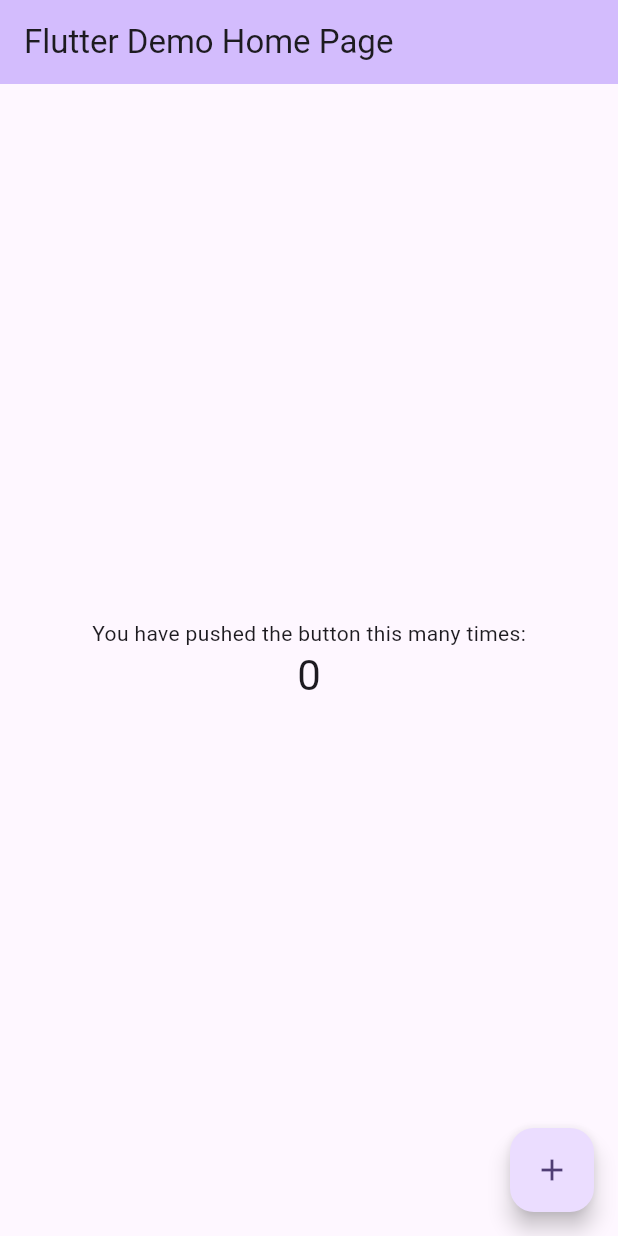
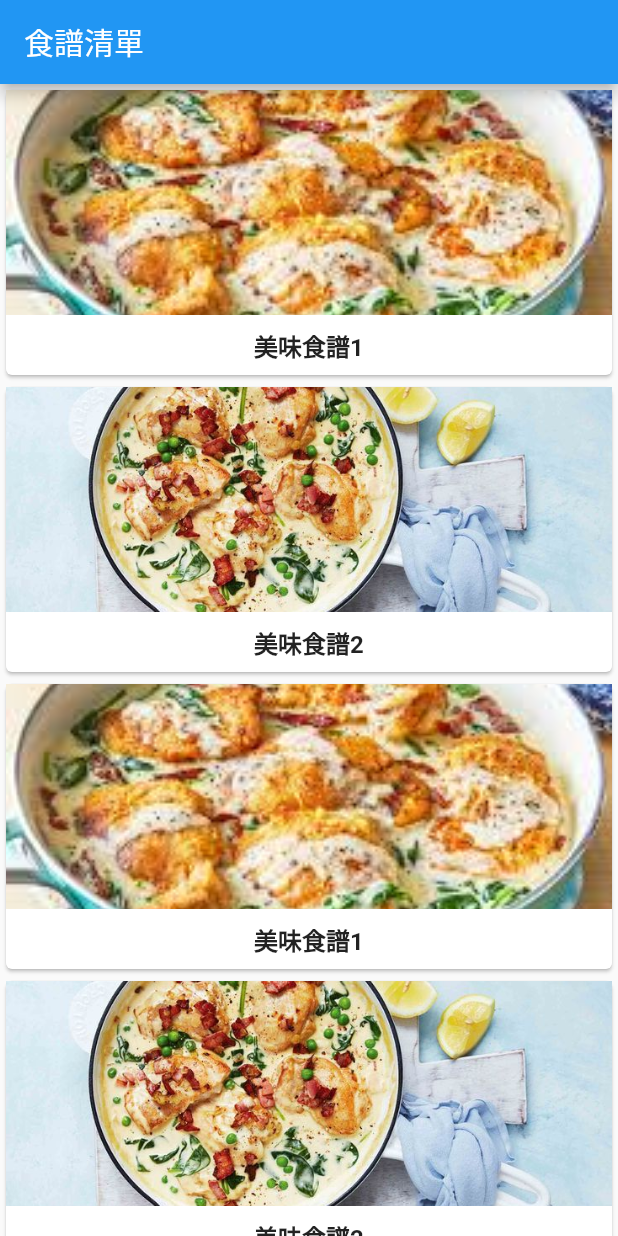
Before and after one commit to hsinyi-lin/fruit_detection_app, a Flutter app: the screen it shows after launch, on a phone screen of 412 x 824 dp. Run offline on Flutter 3.47's test engine with Material 2 defaults, Android fonts, the phone set to English and light mode, and no system bars.

Commit message:
feat: add recipe page

```diff
--- a/lib/main.dart
+++ b/lib/main.dart
@@ -1,4 +1,5 @@
 import 'package:flutter/material.dart';
+import 'screens/recipe.dart';
 
 void main() {
   runApp(const MyApp());
@@ -7,119 +8,10 @@ void main() {
 class MyApp extends StatelessWidget {
   const MyApp({super.key});
 
-  // This widget is the root of your application.
   @override
   Widget build(BuildContext context) {
-    return MaterialApp(
-      title: 'Flutter Demo',
-      theme: ThemeData(
-        // This is the theme of your application.
-        //
-        // TRY THIS: Try running your application with "flutter run". You'll see
-        // the application has a blue toolbar. Then, without quitting the app,
-        // try changing the seedColor in the colorScheme below to Colors.green
-        // and then invoke "hot reload" (save your changes or press the "hot
-        // reload" button in a Flutter-supported IDE, or press "r" if you used
-        // the command line to start the app).
-        //
-        // Notice that the counter didn't reset back to zero; the application
-        // state is not lost during the reload. To reset the state, use hot
-        // restart instead.
-        //
-        // This works for code too, not just values: Most code changes can be
-        // tested with just a hot reload.
-        colorScheme: ColorScheme.fromSeed(seedColor: Colors.deepPurple),
-        useMaterial3: true,
-      ),
-      home: const MyHomePage(title: 'Flutter Demo Home Page'),
+    return const MaterialApp(
+      home: Recipe(),
     );
   }
 }
-
-class MyHomePage extends StatefulWidget {
-  const MyHomePage({super.key, required this.title});
-
-  // This widget is the home page of your application. It is stateful, meaning
-  // that it has a State object (defined below) that contains fields that affect
-  // how it looks.
-
-  // This class is the configuration for the state. It holds the values (in this
-  // case the title) provided by the parent (in this case the App widget) and
-  // used by the build method of the State. Fields in a Widget subclass are
-  // always marked "final".
-
-  final String title;
-
-  @override
-  State<MyHomePage> createState() => _MyHomePageState();
-}
-
-class _MyHomePageState extends State<MyHomePage> {
-  int _counter = 0;
-
-  void _incrementCounter() {
-    setState(() {
-      // This call to setState tells the Flutter framework that something has
-      // changed in this State, which causes it to rerun the build method below
-      // so that the display can reflect the updated values. If we changed
-      // _counter without calling setState(), then the build method would not be
-      // called again, and so nothing would appear to happen.
-      _counter++;
-    });
-  }
-
-  @override
-  Widget build(BuildContext context) {
-    // This method is rerun every time setState is called, for instance as done
-    // by the _incrementCounter method above.
-    //
-    // The Flutter framework has been optimized to make rerunning build methods
-    // fast, so that you can just rebuild anything that needs updating rather
-    // than having to individually change instances of widgets.
-    return Scaffold(
-      appBar: AppBar(
-        // TRY THIS: Try changing the color here to a specific color (to
-        // Colors.amber, perhaps?) and trigger a hot reload to see the AppBar
-        // change color while the other colors stay the same.
-        backgroundColor: Theme.of(context).colorScheme.inversePrimary,
-        // Here we take the value from the MyHomePage object that was created by
-        // the App.build method, and use it to set our appbar title.
-        title: Text(widget.title),
-      ),
-      body: Center(
-        // Center is a layout widget. It takes a single child and positions it
-        // in the middle of the parent.
-        child: Column(
-          // Column is also a layout widget. It takes a list of children and
-          // arranges them vertically. By default, it sizes itself to fit its
-          // children horizontally, and tries to be as tall as its parent.
-          //
-          // Column has various properties to control how it sizes itself and
-          // how it positions its children. Here we use mainAxisAlignment to
-          // center the children vertically; the main axis here is the vertical
-          // axis because Columns are vertical (the cross axis would be
-          // horizontal).
-          //
-          // TRY THIS: Invoke "debug painting" (choose the "Toggle Debug Paint"
-          // action in the IDE, or press "p" in the console), to see the
-          // wireframe for each widget.
-          mainAxisAlignment: MainAxisAlignment.center,
-          children: <Widget>[
-            const Text(
-              'You have pushed the button this many times:',
-            ),
-            Text(
-              '$_counter',
-              style: Theme.of(context).textTheme.headlineMedium,
-            ),
-          ],
-        ),
-      ),
-      floatingActionButton: FloatingActionButton(
-        onPressed: _incrementCounter,
-        tooltip: 'Increment',
-        child: const Icon(Icons.add),
-      ), // This trailing comma makes auto-formatting nicer for build methods.
-    );
-  }
-}
--- /dev/null
+++ b/lib/screens/recipe.dart
@@ -0,0 +1,81 @@
+import 'package:flutter/material.dart';
+
+class Recipe extends StatefulWidget {
+  const Recipe({Key? key}) : super(key: key);
+
+  @override
+  _RecipeState createState() => _RecipeState();
+}
+
+class _RecipeState extends State<Recipe> {
+  @override
+  Widget build(BuildContext context) {
+    return Scaffold(
+      appBar: AppBar(
+        title: Text('食譜清單'),
+      ),
+      body: RecipeList(),
+    );
+  }
+}
+
+class RecipeList extends StatelessWidget {
+  final List<String> recipeImages = [
+    'assets/images/recipe1.jpg',
+    'assets/images/recipe2.jpg',
+    'assets/images/recipe1.jpg',
+    'assets/images/recipe2.jpg',
+    // Add more image paths as needed
+  ];
+
+  final List<String> recipeNames = [
+    '美味食譜1',
+    '美味食譜2',
+    '美味食譜1',
+    '美味食譜2',
+    // Add more recipe names as needed
+  ];
+
+  @override
+  Widget build(BuildContext context) {
+    return ListView.builder(
+      itemCount: recipeImages.length,
+      itemBuilder: (context, index) {
+        return RecipeCard(
+          imagePath: recipeImages[index],
+          recipeName: recipeNames[index],
+        );
+      },
+    );
+  }
+}
+
+class RecipeCard extends StatelessWidget {
+  final String imagePath;
+  final String recipeName;
+
+  RecipeCard({required this.imagePath, required this.recipeName});
+
+  @override
+  Widget build(BuildContext context) {
+    return Card(
+      child: Column(
+        children: [
+          Image.asset(
+            imagePath,
+            height: 150,
+            width: double.infinity,
+            fit: BoxFit.cover,
+          ),
+          Padding(
+            padding: const EdgeInsets.all(8.0),
+            child: Text(
+              recipeName,
+              style: TextStyle(fontSize: 16, fontWeight: FontWeight.bold),
+            ),
+          ),
+        ],
+      ),
+    );
+  }
+}
--- a/pubspec.yaml
+++ b/pubspec.yaml
@@ -59,7 +59,8 @@ flutter:
   uses-material-design: true
 
   # To add assets to your application, add an assets section, like this:
-  # assets:
+  assets:
+    - assets/images/
   #   - images/a_dot_burr.jpeg
   #   - images/a_dot_ham.jpeg
 
```
Also changed, not shown: assets/images/recipe1.jpg (added), assets/images/recipe2.jpg (added).
